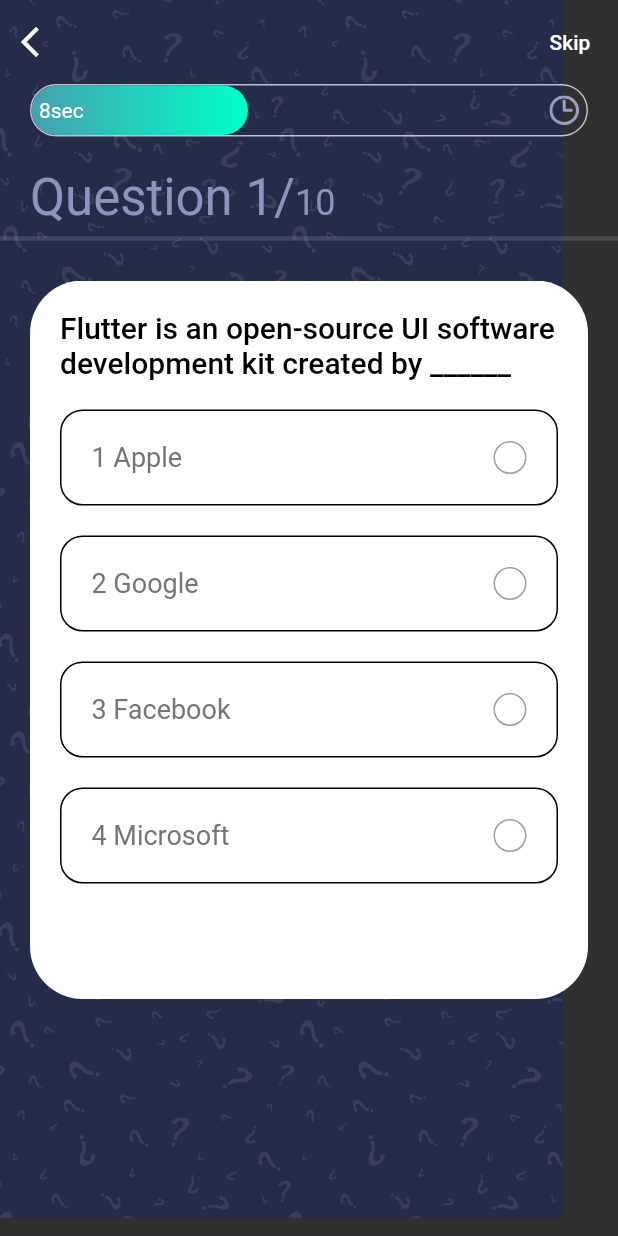
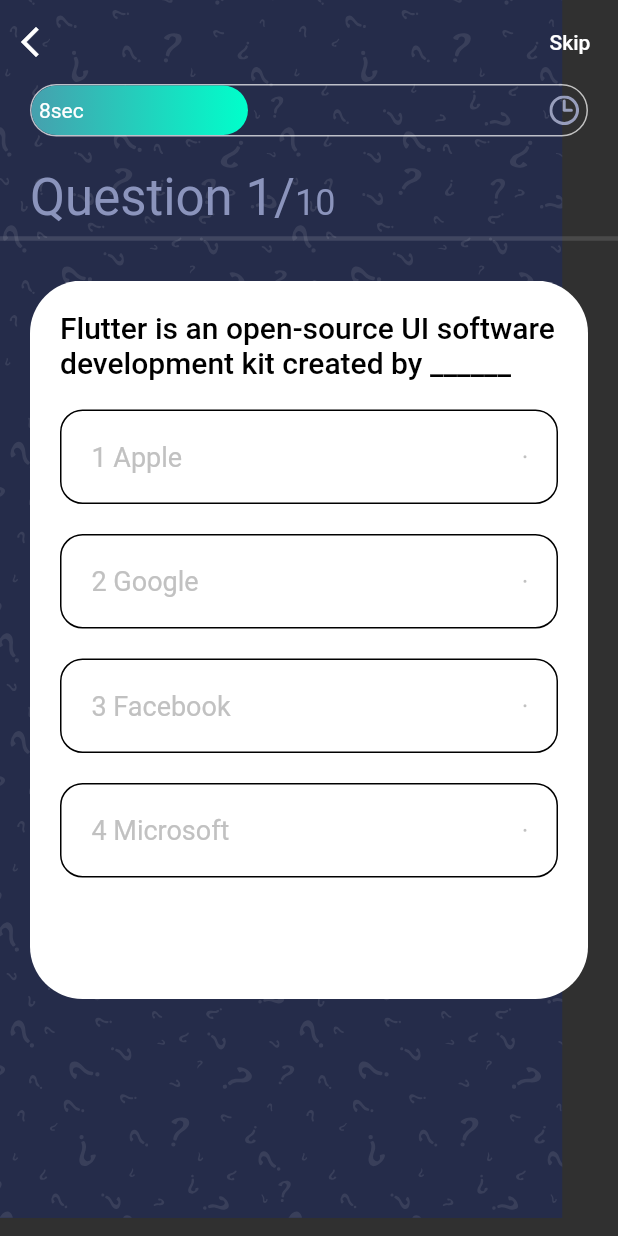
Before and after one commit to soumyajitdas365/another_quiz_app, a Flutter app: the screen it shows after launch, on a phone screen of 412 x 824 dp. Run offline on Flutter 3.47's test engine with Material 2 defaults, Android fonts, the phone set to English and light mode, and no system bars; our stand-ins replace flutter_svg, get.

Commit message:
Added checkanswer logic and colors and icons

```diff
--- a/lib/controller/controller.dart
+++ b/lib/controller/controller.dart
@@ -22,6 +22,21 @@ class Controller extends GetxController with GetSingleTickerProviderStateMixin {
 
   List<Question> get questions => this._questions;
 
+  bool _isAnswered = false;
+  bool get isAnswered => this._isAnswered;
+
+  late int _correctAnswer;
+  int get correctanswer => this._correctAnswer;
+
+  late int _selectedAnswer;
+  int get selectedAnswer => this._selectedAnswer;
+
+  RxInt _questionNumber = 1.obs;
+  RxInt get questionNumber => this._questionNumber;
+
+  int _numberofCorrectAnswer = 0;
+  int get numberofCorrectAnswer => this._numberofCorrectAnswer;
+
   @override
   void onInit() {
     _animationcontroller =
@@ -34,4 +49,14 @@ class Controller extends GetxController with GetSingleTickerProviderStateMixin {
     _animationcontroller.forward();
     super.onInit();
   }
+
+  void checkAnswer(Question question, int selectedIndex) {
+    _isAnswered = true;
+    _correctAnswer = question.answer;
+    _selectedAnswer = selectedIndex;
+
+    if (_correctAnswer == _selectedAnswer) _numberofCorrectAnswer++;
+    _animationcontroller.stop();
+    update();
+  }
 }
--- a/lib/screens/answeroptions.dart
+++ b/lib/screens/answeroptions.dart
@@ -1,7 +1,10 @@
-// ignore_for_file: prefer_const_constructors
+// ignore_for_file: prefer_const_constructors, unused_element, body_might_complete_normally_nullable
 
+import 'package:another_quiz/controller/controller.dart';
 import 'package:another_quiz/konstants.dart';
+import 'package:another_quiz/models/questionsmodel.dart';
 import 'package:flutter/material.dart';
+import 'package:get/get_state_manager/src/simple/get_state.dart';
 
 class Options extends StatelessWidget {
   const Options({
@@ -16,6 +19,26 @@ class Options extends StatelessWidget {
 
   @override
   Widget build(BuildContext context) {
+    return GetBuilder<Controller>(
+        init: Controller(),
+        builder: (optioncontroller) {
+          Color getColor() {
+            if (optioncontroller.isAnswered) {
+              if (index == optioncontroller.correctanswer) {
+                return Color.fromARGB(255, 84, 238, 89);
+              } else if (index == optioncontroller.selectedAnswer &&
+                  optioncontroller.selectedAnswer !=
+                      optioncontroller.correctanswer) {
+                return kRedColor;
+              }
+            }
+            return kGrayColor;
+          }
+
+          IconData getIcon() {
+            return getColor() == kRedColor ? Icons.close : Icons.done;
+          }
+
           return InkWell(
             onTap: onpressed,
             child: Container(
@@ -31,22 +54,27 @@ class Options extends StatelessWidget {
                 children: [
                   Text(
                     "${index + 1} $text",
-              style: TextStyle(color: Colors.grey[600], fontSize: 18),
+                    style: TextStyle(color: getColor(), fontSize: 18),
                   ),
                   Spacer(),
                   Container(
                       decoration: BoxDecoration(
-                border: Border.all(color: Colors.grey),
+                        color: getColor() == kGrayColor
+                            ? Colors.transparent
+                            : getColor(),
+                        border: Border.all(color: getColor()),
                         borderRadius: BorderRadius.circular(50),
                       ),
-              child: Icon(
-                Icons.done,
+                      child: getColor() == kGrayColor
+                          ? null
+                          : Icon(
+                              getIcon(),
                               size: 20,
-              ),
-            ),
+                            )),
                 ],
               ),
             ),
           );
+        });
   }
 }
--- a/lib/screens/questioncard.dart
+++ b/lib/screens/questioncard.dart
@@ -1,9 +1,11 @@
 // ignore_for_file: prefer_const_constructors
 
+import 'package:another_quiz/controller/controller.dart';
 import 'package:another_quiz/konstants.dart';
 import 'package:another_quiz/models/questionsmodel.dart';
 import 'package:another_quiz/screens/answeroptions.dart';
 import 'package:flutter/material.dart';
+import 'package:get/get.dart';
 
 class QuestionCard extends StatelessWidget {
   const QuestionCard({
@@ -13,6 +15,7 @@ class QuestionCard extends StatelessWidget {
   final Question question;
   @override
   Widget build(BuildContext context) {
+    Controller _controller = Get.put(Controller());
     return Container(
       margin: EdgeInsets.symmetric(horizontal: kDefaultPadding),
       padding: EdgeInsets.all(kDefaultPadding),
@@ -28,11 +31,13 @@ class QuestionCard extends StatelessWidget {
                 .copyWith(color: Colors.black),
           ),
           ...List.generate(
-              question.options.length,
-              (index) => Options(
-                  text: question.options[index],
-                  index: index,
-                  onpressed: () {}))
+            question.options.length,
+            (index) => Options(
+              text: question.options[index],
+              index: index,
+              onpressed: () => _controller.checkAnswer(question, index),
+            ),
+          ),
         ],
       ),
     );
```
Lines whose indentation alone changed are shown as unchanged.
